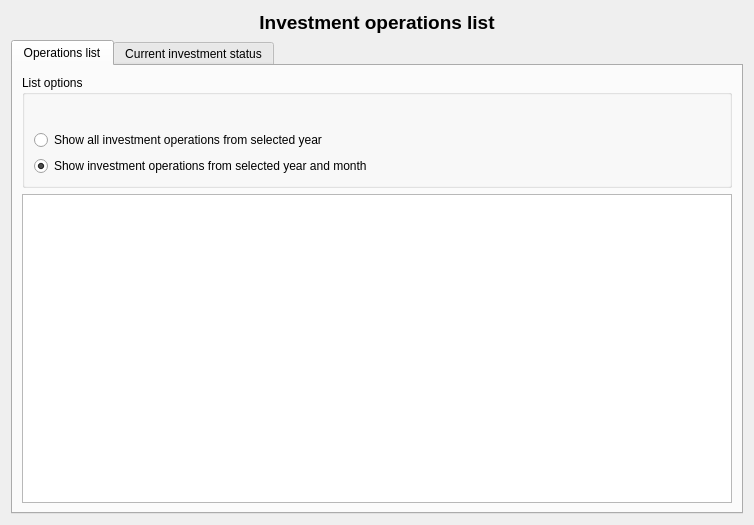
The window that ui/wdgInvestmentsOperations.ui (turulomio/xulpymoney) describes before a commit, drawn with Qt 5.
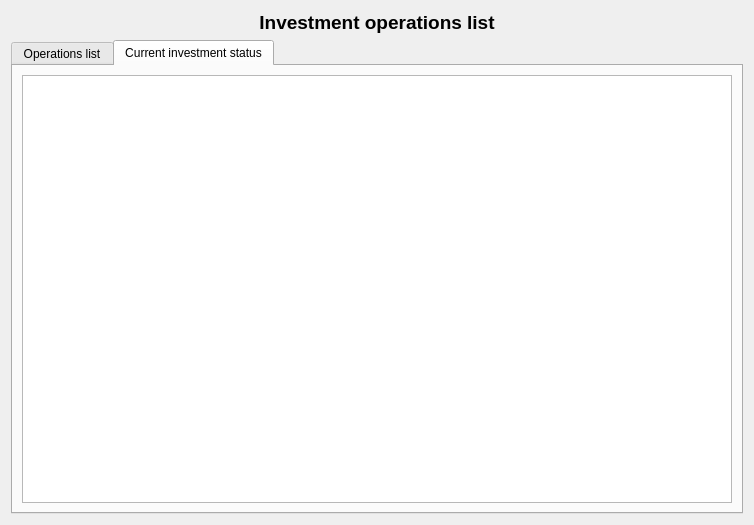
The same window after the commit. Icons and pictures are not drawn. Custom widgets are drawn as their Qt base class.

Commit message: Popup added to current investment operation list. Asked in ticket #23

Patch:
```diff
--- a/ui/wdgInvestmentsOperations.ui
+++ b/ui/wdgInvestmentsOperations.ui
@@ -31,11 +31,11 @@
       </widget>
      </item>
      <item>
-      <widget class="QTabWidget" name="tabWidget">
+      <widget class="QTabWidget" name="tab">
        <property name="currentIndex">
         <number>0</number>
        </property>
-       <widget class="QWidget" name="tab">
+       <widget class="QWidget" name="tab_1">
         <attribute name="title">
          <string>Operations list</string>
         </attribute>
@@ -150,6 +150,9 @@
            <property name="selectionBehavior">
             <enum>QAbstractItemView::SelectRows</enum>
            </property>
+           <attribute name="verticalHeaderVisible">
+            <bool>false</bool>
+           </attribute>
           </widget>
          </item>
         </layout>
```
Left out of the diff: 5 changed lines with no effect on the pictures. The commit also changes 5 other files.
